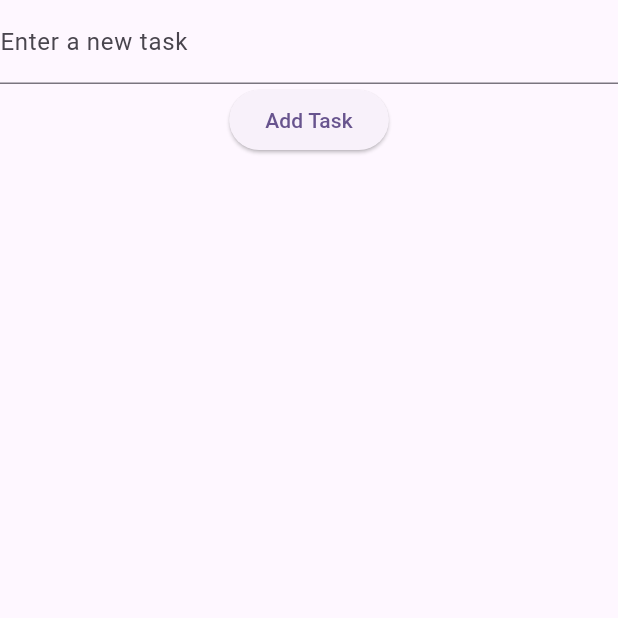
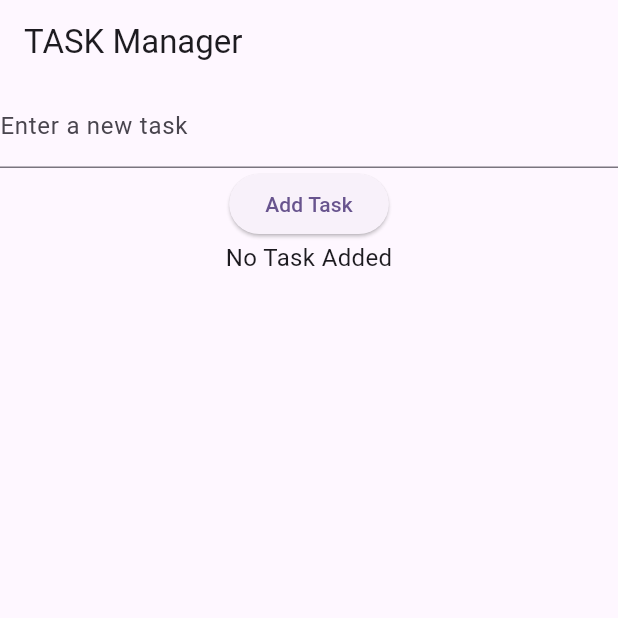
Before and after one commit to dtechiegirl/taskapp, a Flutter app: the screen it shows after launch, on a phone screen of 412 x 824 dp, the top half of it. Run offline on Flutter 3.47's test engine with Material 3 defaults, Android fonts, the phone set to English and light mode, and no system bars.

Commit message:
first commit

```diff
--- a/taskapp/lib/task/task.dart
+++ b/taskapp/lib/task/task.dart
@@ -33,25 +33,29 @@ class _TaskListScreenState extends State<TaskListScreen> {
 
   @override
   Widget build(BuildContext context) {
-    Widget content = Center(
-      child: Column(
+
+
+
+    return Scaffold(
+      appBar: AppBar(title: Text("TASK Manager"),),
+        body:  Column(
         children: [
           TextField(
-            decoration: InputDecoration(label: Text("Enter a new task")),
+            decoration: InputDecoration(label: Text("Enter a new task"),),
             controller: _task,
+
+
           ),
-          ElevatedButton(onPressed: _addtask, child: const Text("Add Task"))
+          // SizedBox(height: 100,),
+          Center(child: ElevatedButton(onPressed: _addtask, child: const Text("Add Task"))),
+
+         _tasks.isEmpty ? Center(child: Text("No Task Added", style: TextStyle(fontSize: 16),),) : Expanded(
+            child: ListView.builder(
+            itemCount: _tasks.length,
+            itemBuilder: (ctx, index) => ListTile(leading: Text(_tasks[index]),)),
+          )
         ],
       ),
     );
-
-    if (_tasks.isNotEmpty) {
-      ListView.builder(
-          itemCount: _tasks.length,
-          itemBuilder: (ctx, index) => ListTile(
-                leading: Text(_tasks[index]),
-              ));
-    }
-    return Scaffold(body: content);
   }
 }
```
